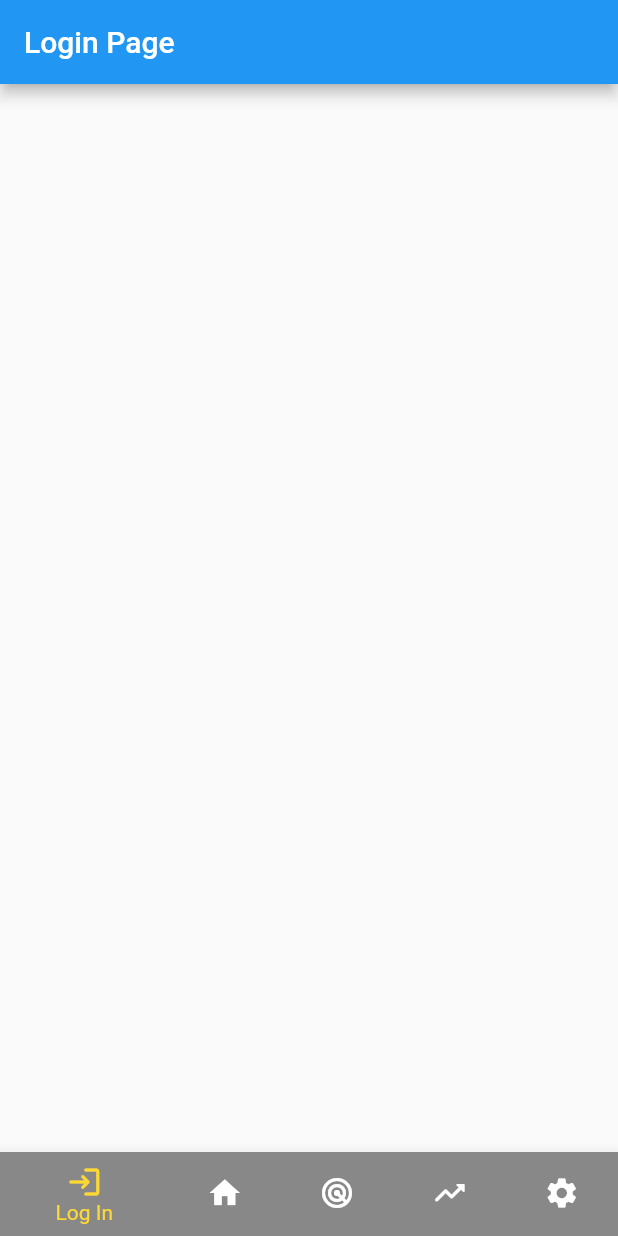
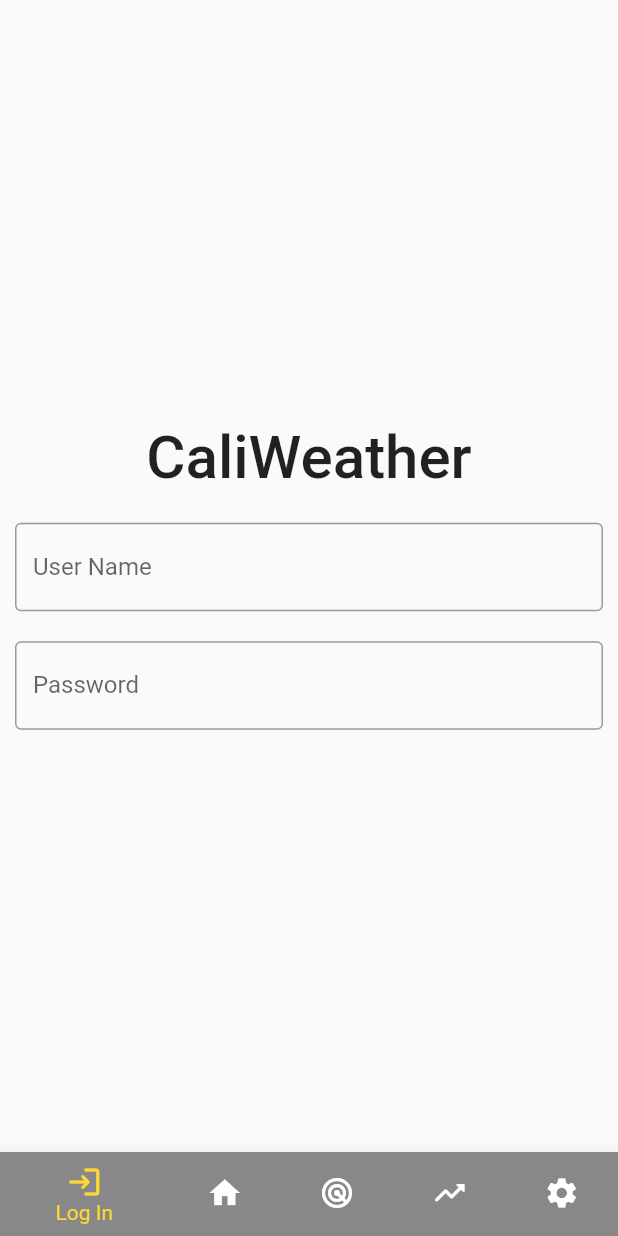
Before and after one commit to jordnance/CaliWeather, a Flutter app: the screen it shows after launch, on a phone screen of 412 x 824 dp. Run offline on Flutter 3.47's test engine with Material 2 defaults, Android fonts, the light colour scheme and no system bars; our stand-ins replace flutter_map, latlong2, parse_server_sdk_flutter.

Commit message:
base widgets setup

```diff
--- a/lib/login.dart
+++ b/lib/login.dart
@@ -12,9 +12,41 @@
   @override
   Widget build(BuildContext context) {
     return Scaffold(
-      appBar: AppBar(
-        title: Text(widget.title),
+        body: Container(
+      child: Column(
+        mainAxisAlignment: MainAxisAlignment.center,
+        children: <Widget>[
+          Padding(
+            padding: EdgeInsets.all(10),
+            child: Text(
+              'CaliWeather',
+              style: TextStyle(
+                fontSize: 40,
+                fontWeight: FontWeight.w500,
+              ),
+            ),
+          ),
+          Padding(
+            padding: EdgeInsets.all(10),
+            child: TextField(
+              decoration: InputDecoration(
+                border: OutlineInputBorder(),
+                labelText: 'User Name',
+              ),
+            ),
+          ),
+          Padding(
+            padding: EdgeInsets.all(10),
+            child: TextField(
+              obscureText: true,
+              decoration: InputDecoration(
+                border: OutlineInputBorder(),
+                labelText: 'Password',
+              ),
+            ),
+          ),
+        ],
       ),
-    );
+    ));
   }
 }
```
